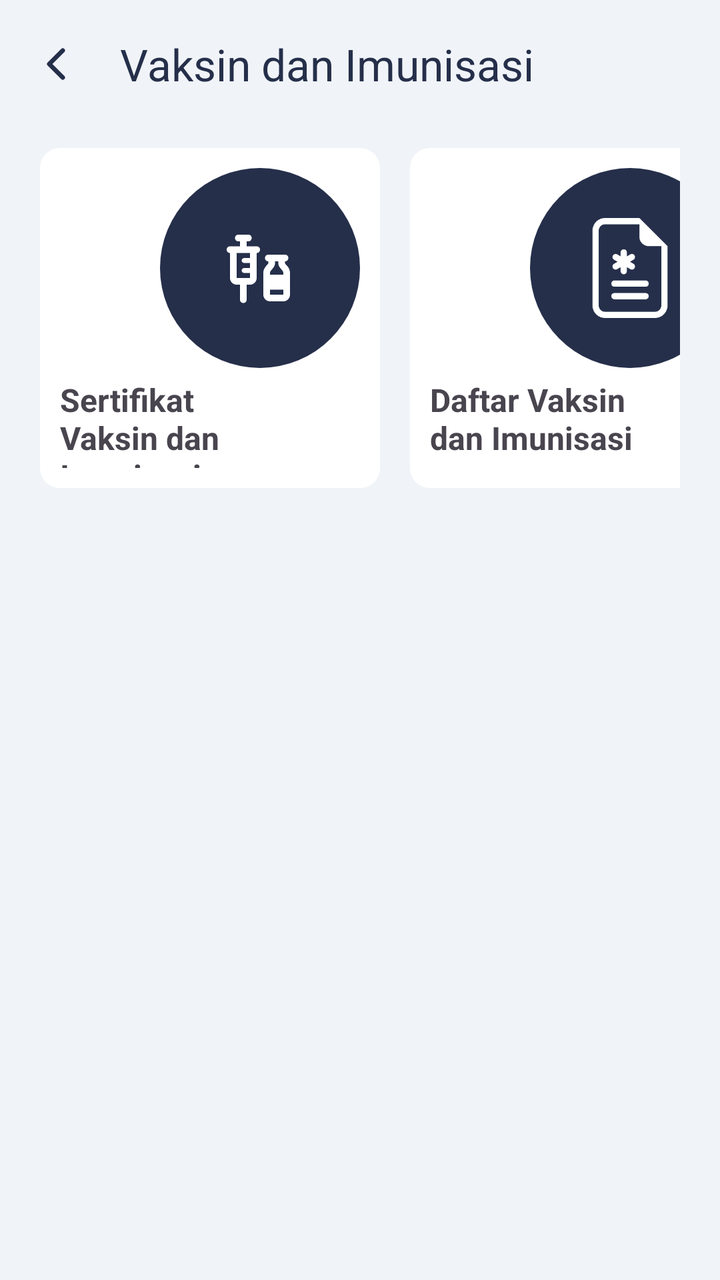
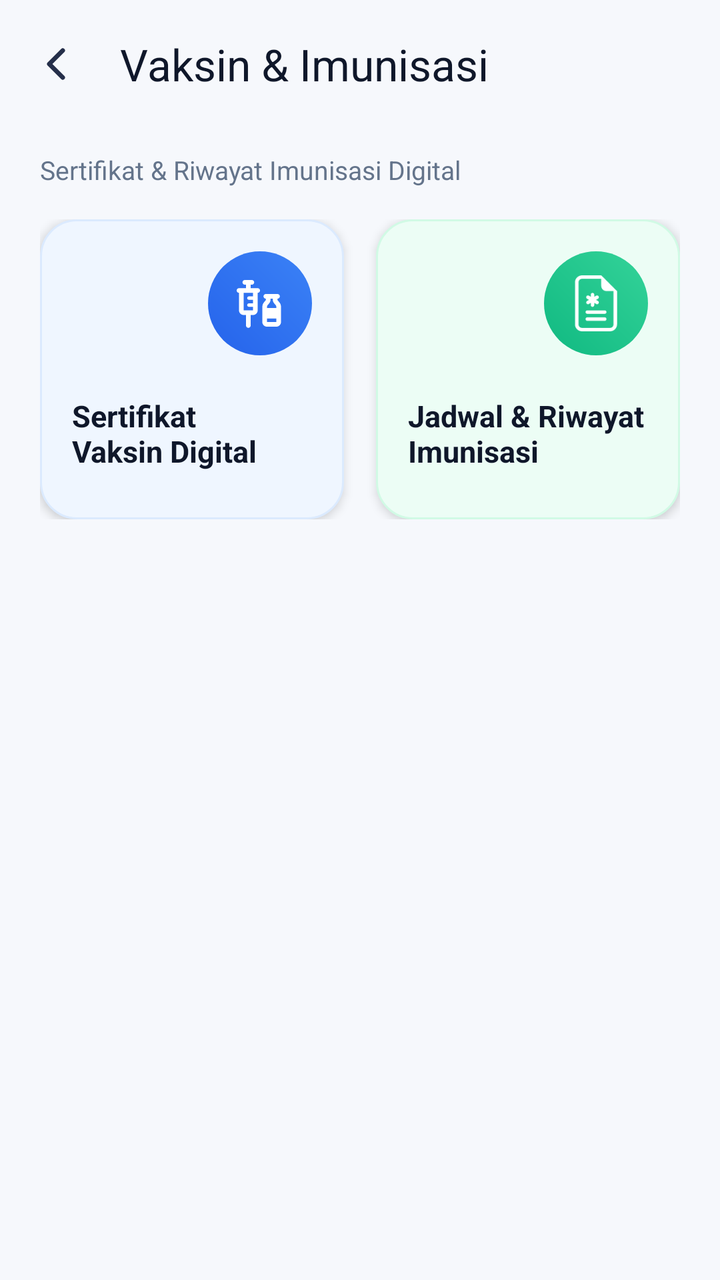

The first picture is an Android layout as it rendered before a commit; the second is the same layout after the commit. The layout source and the unified diff follow.
<!-- AndroidManifest.xml: application theme Theme.PatientMobileApp -->
<!-- res/layout/activity_vaksin_imunisasi.xml -->
<?xml version="1.0" encoding="utf-8"?>
<androidx.constraintlayout.widget.ConstraintLayout xmlns:android="http://schemas.android.com/apk/res/android"
    xmlns:app="http://schemas.android.com/apk/res-auto"
    xmlns:tools="http://schemas.android.com/tools" android:id="@+id/main" android:layout_width="match_parent" android:layout_height="match_parent" android:background="@color/abu" tools:context=".KesehatanKehamilan">
    <androidx.appcompat.widget.Toolbar android:id="@+id/vaksin" android:layout_width="match_parent" android:layout_height="wrap_content" android:background="@color/abu" android:minHeight="?attr/actionBarSize" app:layout_constraintEnd_toEndOf="parent" app:layout_constraintStart_toStartOf="parent" app:layout_constraintTop_toTopOf="parent" app:title="Vaksin dan Imunisasi" app:titleTextColor="@color/biruTua" app:navigationIcon="@drawable/ion_chevron_back" />

    <LinearLayout android:layout_width="match_parent" android:layout_height="wrap_content" android:layout_marginTop="10dp" android:layout_marginHorizontal="20dp" android:orientation="horizontal" app:layout_constraintEnd_toEndOf="parent" app:layout_constraintStart_toStartOf="parent" app:layout_constraintTop_toBottomOf="@+id/vaksin">
        <LinearLayout android:padding="10dp" android:layout_width="170dp" android:layout_height="170dp" android:layout_marginRight="15dp" android:background="@drawable/shape_perfitur" android:orientation="vertical">

            <LinearLayout android:layout_width="100dp" android:layout_height="100dp" android:layout_gravity="end" android:background="@drawable/shape_circle">

                <ImageView android:id="@+id/imageView34" android:layout_width="wrap_content" android:layout_height="40dp" android:layout_gravity="center_vertical" android:layout_weight="1" app:srcCompat="@drawable/vaksin_imunisasi_putih" />
            </LinearLayout>

            <TextView android:layout_width="120dp" android:layout_height="wrap_content" android:layout_marginTop="5dp" android:text="Sertifikat Vaksin dan Imunisasi" android:textAlignment="textStart" android:textSize="16sp" android:textStyle="bold" />
        </LinearLayout>
        <LinearLayout android:padding="10dp" android:layout_width="170dp" android:layout_height="170dp" android:background="@drawable/shape_perfitur" android:orientation="vertical">

            <LinearLayout android:layout_width="100dp" android:layout_height="100dp" android:layout_gravity="end" android:background="@drawable/shape_circle">

                <ImageView android:id="@+id/imageView39" android:layout_width="wrap_content" android:layout_height="wrap_content" android:layout_gravity="center_vertical" android:layout_weight="1" app:srcCompat="@drawable/sertifikat_imunisasi_putih" />
            </LinearLayout>

            <TextView android:layout_width="120dp" android:layout_height="wrap_content" android:layout_marginTop="5dp" android:text="Daftar Vaksin dan Imunisasi" android:textAlignment="textStart" android:textSize="16sp" android:textStyle="bold" />
        </LinearLayout>
    </LinearLayout>
</androidx.constraintlayout.widget.ConstraintLayout>
<!-- resources referenced by this layout -->
<resources>
  <color name="abu">#F0F4F8</color>
  <color name="biruTua">#252F4A</color>
  <!-- drawable ion_chevron_back (drawable) -->
  <vector xmlns:android="http://schemas.android.com/apk/res/android"
      android:width="24dp"
      android:height="24dp"
      android:viewportWidth="24"
      android:viewportHeight="24">
    <path
        android:pathData="M15.375,5.25L8.625,12L15.375,18.75"
        android:strokeLineJoin="round"
        android:strokeWidth="2.25"
        android:fillColor="#00000000"
        android:strokeColor="#252F4A"
        android:strokeLineCap="round"/>
  </vector>
  <!-- drawable sertifikat_imunisasi_putih: vector/xml drawable (drawable, 3455 chars, omitted) -->
  <!-- drawable shape_circle (drawable) -->
  <?xml version="1.0" encoding="utf-8"?>
  <shape android:shape="oval" xmlns:android="http://schemas.android.com/apk/res/android">
      <solid android:color="@color/biruTua"/>
      <size android:height="50dp" android:width="50dp"/>
  
  </shape>
  <!-- drawable shape_perfitur (drawable) -->
  <?xml version="1.0" encoding="utf-8"?>
  <shape xmlns:android="http://schemas.android.com/apk/res/android">
      <solid android:color="@color/white"/>
      <corners android:radius="10dp"/>
  
  </shape>
  <!-- drawable vaksin_imunisasi_putih: vector/xml drawable (drawable, 2511 chars, omitted) -->
  <style name="Theme.PatientMobileApp" parent="Base.Theme.PatientMobileApp" />
  <color name="white">#FFFFFFFF</color>
  <style name="Base.Theme.PatientMobileApp" parent="Theme.Material3.DayNight.NoActionBar">
          
          <item name="colorPrimary">@color/biruTua</item>
          <item name="actionBarTheme">@style/ThemeOverlay.Material3.ActionBar</item>
          <item name="android:windowBackground">@color/abu</item>
          <item name="android:forceDarkAllowed" tools:targetApi="q">false</item>
      </style>
</resources>

<!-- the commit's change to res/layout/activity_vaksin_imunisasi.xml (unified diff, before → after) -->
@@ -1,27 +1,135 @@
 <?xml version="1.0" encoding="utf-8"?>
 <androidx.constraintlayout.widget.ConstraintLayout xmlns:android="http://schemas.android.com/apk/res/android"
     xmlns:app="http://schemas.android.com/apk/res-auto"
-    xmlns:tools="http://schemas.android.com/tools" android:id="@+id/main" android:layout_width="match_parent" android:layout_height="match_parent" android:background="@color/abu" tools:context=".KesehatanKehamilan">
-    <androidx.appcompat.widget.Toolbar android:id="@+id/vaksin" android:layout_width="match_parent" android:layout_height="wrap_content" android:background="@color/abu" android:minHeight="?attr/actionBarSize" app:layout_constraintEnd_toEndOf="parent" app:layout_constraintStart_toStartOf="parent" app:layout_constraintTop_toTopOf="parent" app:title="Vaksin dan Imunisasi" app:titleTextColor="@color/biruTua" app:navigationIcon="@drawable/ion_chevron_back" />
+    xmlns:tools="http://schemas.android.com/tools"
+    android:id="@+id/main"
+    android:layout_width="match_parent"
+    android:layout_height="match_parent"
+    android:background="@color/bg_main"
+    tools:context=".VaksinImunisasi">
 
-    <LinearLayout android:layout_width="match_parent" android:layout_height="wrap_content" android:layout_marginTop="10dp" android:layout_marginHorizontal="20dp" android:orientation="horizontal" app:layout_constraintEnd_toEndOf="parent" app:layout_constraintStart_toStartOf="parent" app:layout_constraintTop_toBottomOf="@+id/vaksin">
-        <LinearLayout android:padding="10dp" android:layout_width="170dp" android:layout_height="170dp" android:layout_marginRight="15dp" android:background="@drawable/shape_perfitur" android:orientation="vertical">
+    <androidx.appcompat.widget.Toolbar
+        android:id="@+id/vaksin"
+        android:layout_width="match_parent"
+        android:layout_height="wrap_content"
+        android:background="@color/bg_main"
+        android:minHeight="?attr/actionBarSize"
+        app:layout_constraintEnd_toEndOf="parent"
+        app:layout_constraintStart_toStartOf="parent"
+        app:layout_constraintTop_toTopOf="parent"
+        app:navigationIcon="@drawable/ion_chevron_back"
+        app:title="Vaksin &amp; Imunisasi"
+        app:titleTextColor="@color/textPrimary" />
 
-            <LinearLayout android:layout_width="100dp" android:layout_height="100dp" android:layout_gravity="end" android:background="@drawable/shape_circle">
+    <ScrollView
+        android:layout_width="match_parent"
+        android:layout_height="0dp"
+        android:fillViewport="true"
+        android:overScrollMode="ifContentScrolls"
+        app:layout_constraintBottom_toBottomOf="parent"
+        app:layout_constraintEnd_toEndOf="parent"
+        app:layout_constraintStart_toStartOf="parent"
+        app:layout_constraintTop_toBottomOf="@+id/vaksin">
 
-                <ImageView android:id="@+id/imageView34" android:layout_width="wrap_content" android:layout_height="40dp" android:layout_gravity="center_vertical" android:layout_weight="1" app:srcCompat="@drawable/vaksin_imunisasi_putih" />
+        <LinearLayout
+            android:layout_width="match_parent"
+            android:layout_height="wrap_content"
+            android:orientation="vertical"
+            android:paddingHorizontal="20dp"
+            android:paddingTop="12dp"
+            android:paddingBottom="40dp">
+
+            <TextView
+                android:layout_width="wrap_content"
+                android:layout_height="wrap_content"
+                android:layout_marginBottom="16dp"
+                android:text="Sertifikat &amp; Riwayat Imunisasi Digital"
+                android:textColor="@color/textSecondary"
+                android:textSize="13sp" />
+
+            <LinearLayout
+                android:layout_width="match_parent"
+                android:layout_height="wrap_content"
+                android:orientation="horizontal">
+
+                
+                <LinearLayout
+                    android:layout_width="0dp"
+                    android:layout_height="wrap_content"
+                    android:layout_marginEnd="8dp"
+                    android:layout_weight="1"
+                    android:background="@drawable/shape_card_feature_blue"
+                    android:clickable="true"
+                    android:elevation="3dp"
+                    android:focusable="true"
+                    android:minHeight="150dp"
+                    android:orientation="vertical"
+                    android:padding="16dp">
+
+                    <FrameLayout
+                        android:layout_width="52dp"
+                        android:layout_height="52dp"
+                        android:layout_gravity="end"
+                        android:background="@drawable/shape_circle_blue">
+
+                        <ImageView
+                            android:id="@+id/imageView34"
+                            android:layout_width="28dp"
+                            android:layout_height="28dp"
+                            android:layout_gravity="center"
+                            android:src="@drawable/vaksin_imunisasi_putih" />
+                    </FrameLayout>
+
+                    <TextView
+                        android:layout_width="match_parent"
+                        android:layout_height="wrap_content"
+                        android:layout_marginTop="20dp"
+                        android:text="Sertifikat\nVaksin Digital"
+                        android:textColor="@color/textPrimary"
+                        android:textSize="15sp"
+                        android:textStyle="bold" />
+                </LinearLayout>
+
+                
+                <LinearLayout
+                    android:layout_width="0dp"
+                    android:layout_height="wrap_content"
+                    android:layout_marginStart="8dp"
+                    android:layout_weight="1"
+                    android:background="@drawable/shape_card_feature_emerald"
+                    android:clickable="true"
+                    android:elevation="3dp"
+                    android:focusable="true"
+                    android:minHeight="150dp"
+                    android:orientation="vertical"
+                    android:padding="16dp">
+
+                    <FrameLayout
+                        android:layout_width="52dp"
+                        android:layout_height="52dp"
+                        android:layout_gravity="end"
+                        android:background="@drawable/shape_circle_emerald">
+
+                        <ImageView
+                            android:id="@+id/imageView39"
+                            android:layout_width="28dp"
+                            android:layout_height="28dp"
+                            android:layout_gravity="center"
+                            android:src="@drawable/sertifikat_imunisasi_putih" />
+                    </FrameLayout>
+
+                    <TextView
+                        android:layout_width="match_parent"
+                        android:layout_height="wrap_content"
+                        android:layout_marginTop="20dp"
+                        android:text="Jadwal &amp; Riwayat\nImunisasi"
+                        android:textColor="@color/textPrimary"
+                        android:textSize="15sp"
+                        android:textStyle="bold" />
+                </LinearLayout>
             </LinearLayout>
 
-            <TextView android:layout_width="120dp" android:layout_height="wrap_content" android:layout_marginTop="5dp" android:text="Sertifikat Vaksin dan Imunisasi" android:textAlignment="textStart" android:textSize="16sp" android:textStyle="bold" />
         </LinearLayout>
-        <LinearLayout android:padding="10dp" android:layout_width="170dp" android:layout_height="170dp" android:background="@drawable/shape_perfitur" android:orientation="vertical">
+    </ScrollView>
 
-            <LinearLayout android:layout_width="100dp" android:layout_height="100dp" android:layout_gravity="end" android:background="@drawable/shape_circle">
-
-                <ImageView android:id="@+id/imageView39" android:layout_width="wrap_content" android:layout_height="wrap_content" android:layout_gravity="center_vertical" android:layout_weight="1" app:srcCompat="@drawable/sertifikat_imunisasi_putih" />
-            </LinearLayout>
-
-            <TextView android:layout_width="120dp" android:layout_height="wrap_content" android:layout_marginTop="5dp" android:text="Daftar Vaksin dan Imunisasi" android:textAlignment="textStart" android:textSize="16sp" android:textStyle="bold" />
-        </LinearLayout>
-    </LinearLayout>
 </androidx.constraintlayout.widget.ConstraintLayout>
<!-- resource entries referenced after the edit -->
@@ -1,7 +1,8 @@
 <!-- resources referenced by this layout -->
 <resources>
-  <color name="abu">#F0F4F8</color>
-  <color name="biruTua">#252F4A</color>
+  <color name="bg_main">#F6F8FC</color>
+  <color name="textPrimary">#0F172A</color>
+  <color name="textSecondary">#64748B</color>
   <!-- drawable ion_chevron_back (drawable) -->
   <vector xmlns:android="http://schemas.android.com/apk/res/android"
       android:width="24dp"
@@ -17,29 +18,77 @@
         android:strokeLineCap="round"/>
   </vector>
   <!-- drawable sertifikat_imunisasi_putih: vector/xml drawable (drawable, 3455 chars, omitted) -->
-  <!-- drawable shape_circle (drawable) -->
+  <!-- drawable shape_card_feature_blue (drawable) -->
   <?xml version="1.0" encoding="utf-8"?>
-  <shape android:shape="oval" xmlns:android="http://schemas.android.com/apk/res/android">
-      <solid android:color="@color/biruTua"/>
-      <size android:height="50dp" android:width="50dp"/>
-  
+  <ripple xmlns:android="http://schemas.android.com/apk/res/android"
+      android:color="#252563EB">
+      <item>
+          <shape android:shape="rectangle">
+              <solid android:color="@color/feature_blue_bg" />
+              <corners android:radius="18dp" />
+              <stroke
+                  android:width="1dp"
+                  android:color="@color/feature_blue_border" />
+          </shape>
+      </item>
+  </ripple>
+  <!-- drawable shape_card_feature_emerald (drawable) -->
+  <?xml version="1.0" encoding="utf-8"?>
+  <ripple xmlns:android="http://schemas.android.com/apk/res/android"
+      android:color="#2510B981">
+      <item>
+          <shape android:shape="rectangle">
+              <solid android:color="@color/feature_emerald_bg" />
+              <corners android:radius="18dp" />
+              <stroke
+                  android:width="1dp"
+                  android:color="@color/feature_emerald_border" />
+          </shape>
+      </item>
+  </ripple>
+  <!-- drawable shape_circle_blue (drawable) -->
+  <?xml version="1.0" encoding="utf-8"?>
+  <shape xmlns:android="http://schemas.android.com/apk/res/android"
+      android:shape="oval">
+      <gradient
+          android:angle="45"
+          android:startColor="@color/feature_blue_start"
+          android:endColor="@color/feature_blue_end"
+          android:type="linear" />
+      <size
+          android:width="48dp"
+          android:height="48dp" />
   </shape>
-  <!-- drawable shape_perfitur (drawable) -->
+  <!-- drawable shape_circle_emerald (drawable) -->
   <?xml version="1.0" encoding="utf-8"?>
-  <shape xmlns:android="http://schemas.android.com/apk/res/android">
-      <solid android:color="@color/white"/>
-      <corners android:radius="10dp"/>
-  
+  <shape xmlns:android="http://schemas.android.com/apk/res/android"
+      android:shape="oval">
+      <gradient
+          android:angle="45"
+          android:startColor="@color/feature_emerald_start"
+          android:endColor="@color/feature_emerald_end"
+          android:type="linear" />
+      <size
+          android:width="48dp"
+          android:height="48dp" />
   </shape>
   <!-- drawable vaksin_imunisasi_putih: vector/xml drawable (drawable, 2511 chars, omitted) -->
   <style name="Theme.PatientMobileApp" parent="Base.Theme.PatientMobileApp" />
-  <color name="white">#FFFFFFFF</color>
+  <color name="feature_blue_bg">#EFF6FF</color>
+  <color name="feature_blue_border">#DBEAFE</color>
+  <color name="feature_emerald_bg">#ECFDF5</color>
+  <color name="feature_emerald_border">#D1FAE5</color>
+  <color name="feature_blue_start">#2563EB</color>
+  <color name="feature_blue_end">#3B82F6</color>
+  <color name="feature_emerald_start">#10B981</color>
+  <color name="feature_emerald_end">#34D399</color>
   <style name="Base.Theme.PatientMobileApp" parent="Theme.Material3.DayNight.NoActionBar">
           
-          <item name="colorPrimary">@color/biruTua</item>
+          <item name="colorPrimary">@color/biruNeon</item>
           <item name="actionBarTheme">@style/ThemeOverlay.Material3.ActionBar</item>
-          <item name="android:windowBackground">@color/abu</item>
+          <item name="android:windowBackground">@color/bg_main</item>
           <item name="android:forceDarkAllowed" tools:targetApi="q">false</item>
       </style>
+  <color name="biruNeon">#1167FE</color>
 </resources>
 
